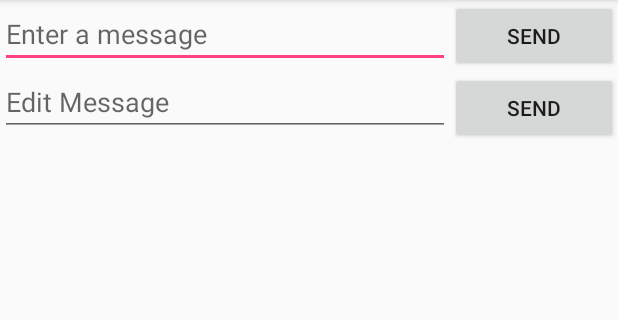
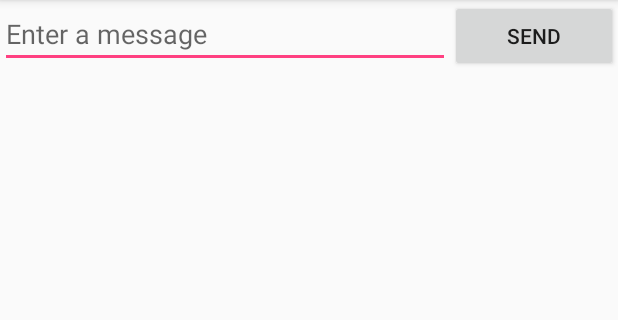
Before and after one commit to HenesisEspinosa/My-First-App, an Android app: the screen it shows after launch (MyActivity), on a phone screen of 412 x 824 dp, the part 84-404 px from its top. Run offline under Robolectric (Android 15) with nearby library versions, the phone set to English and light mode, and no system bars.

Commit message:
My 03-lab-exercise

```diff
--- a/app/src/main/AndroidManifest.xml
+++ b/app/src/main/AndroidManifest.xml
@@ -16,6 +16,8 @@
                 <category android:name="android.intent.category.LAUNCHER" />
             </intent-filter>
         </activity>
+        <activity android:name=".MyActivity.DisplayMessageActivity" />
+        <activity android:name=".DisplayMessageActivity"></activity>
     </application>
 
 </manifest>
--- a/app/src/main/java/edu/sti/myfirstapp/MyActivity.java
+++ b/app/src/main/java/edu/sti/myfirstapp/MyActivity.java
@@ -2,12 +2,26 @@ package edu.sti.myfirstapp;
 
 import android.support.v7.app.AppCompatActivity;
 import android.os.Bundle;
+import android.view. View;
+import android.content.Intent;
+import android.widget.EditText;
+
+
 
 public class MyActivity extends AppCompatActivity {
+    public final static String EXTRA_MESSAGE ="edu.sti.myfirstapp.MESSAGE";
 
     @Override
     protected void onCreate(Bundle savedInstanceState) {
         super.onCreate(savedInstanceState);
         setContentView(R.layout.activity_my);
+
+    }
+    public void sendMessage(View view)  {
+        Intent intent = new Intent(this, DisplayMessageActivity.class);
+        EditText editText = (EditText)findViewById(R.id.edit_message);
+        string message = editText.getText().toString();
+        intent.putExtra(EXTRA_MESSAGE, message);
+        startActivity(intent);
     }
 }
--- a/app/src/main/res/layout/activity_my.xml
+++ b/app/src/main/res/layout/activity_my.xml
@@ -18,17 +18,4 @@
         android:layout_height="wrap_content"
         android:text="@string/button_send"
         android:layout_toRightOf="@id/edit_message"/>
-    <EditText
-        android:id="@+id/edit_messages"
-        android:layout_width="300dp"
-        android:layout_height="wrap_content"
-        android:hint="@string/edit_messages"
-        android:layout_below="@id/edit_message"/>
-    <Button
-        android:id="@+id/button_sends"
-        android:layout_width="200dp"
-        android:layout_height="wrap_content"
-        android:text="@string/button_sends"
-        android:layout_below="@id/button_send"
-        android:layout_toRightOf="@id/edit_message"/>
 </RelativeLayout>
```
Also changed, not shown: app/src/main/java/edu/sti/myfirstapp/DisplayMessageActivity.java (added, +24 -0 lines), app/src/main/res/layout/activity_display_message.xml (added, +10 -0 lines), app/src/main/res/layout/activity_display_message2.xml (added, +9 -0 lines).
